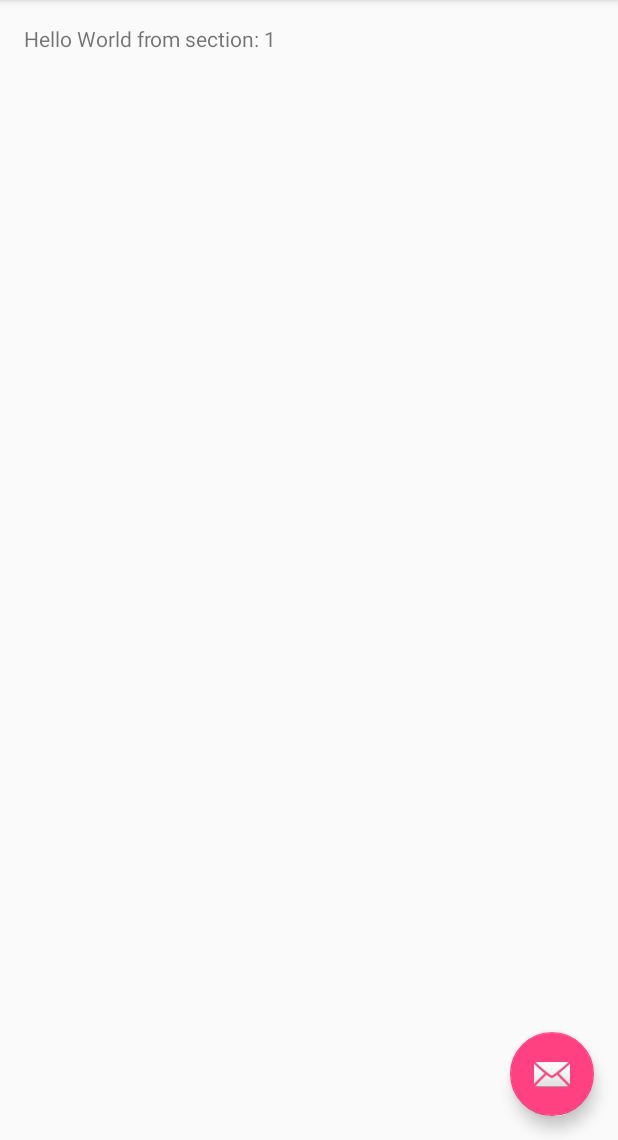
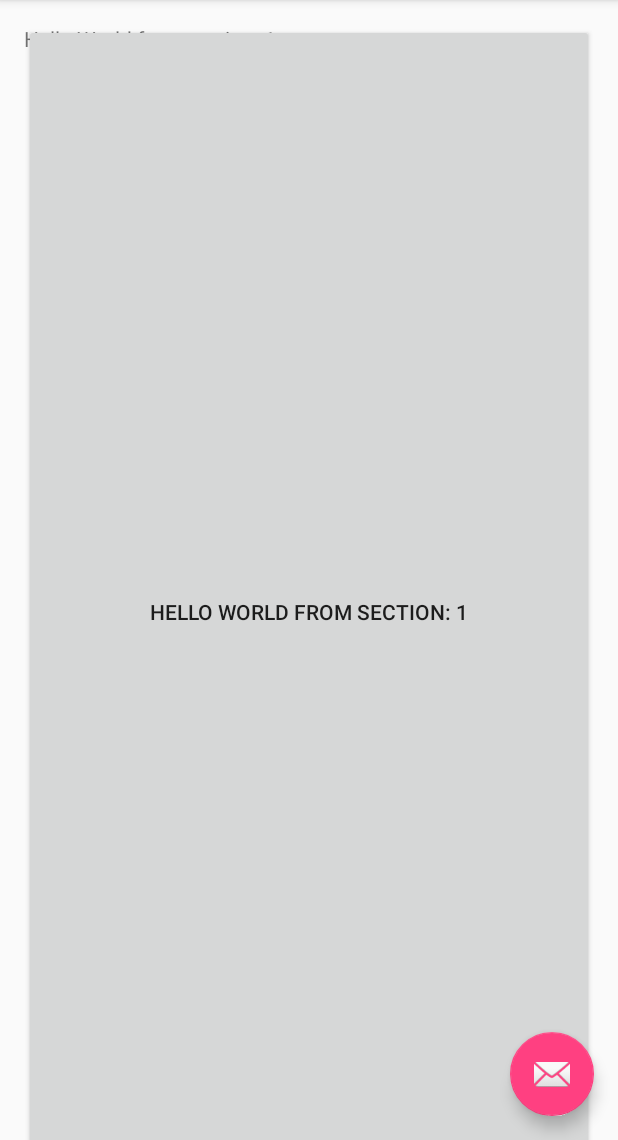
Before and after one commit to bhychu0227/project1_softwawre, an Android app: the screen it shows after launch (MainActivity), on a phone screen of 412 x 824 dp, the part 96-1236 px from its top. Run offline under Robolectric (Android 15) with nearby library versions, the phone set to English and light mode, and no system bars.

Commit message:
Added button Changed number of screens to 6

```diff
--- a/app/src/main/java/com/example/computer_pc/project1/MainActivity.java
+++ b/app/src/main/java/com/example/computer_pc/project1/MainActivity.java
@@ -18,6 +18,7 @@ import android.view.View;
 import android.view.ViewGroup;
 
 import android.widget.TextView;
+import android.widget.Button;
 
 public class MainActivity extends AppCompatActivity {
 
@@ -43,6 +44,7 @@ public class MainActivity extends AppCompatActivity {
 
         Toolbar toolbar = (Toolbar) findViewById(R.id.toolbar);
         setSupportActionBar(toolbar);
+
         // Create the adapter that will return a fragment for each of the three
         // primary sections of the activity.
         mSectionsPagerAdapter = new SectionsPagerAdapter(getSupportFragmentManager());
@@ -114,9 +116,19 @@ public class MainActivity extends AppCompatActivity {
         @Override
         public View onCreateView(LayoutInflater inflater, ViewGroup container,
                                  Bundle savedInstanceState) {
-            View rootView = inflater.inflate(R.layout.fragment_main, container, false);
+            final View rootView = inflater.inflate(R.layout.fragment_main, container, false);
             TextView textView = (TextView) rootView.findViewById(R.id.section_label);
             textView.setText(getString(R.string.section_format, getArguments().getInt(ARG_SECTION_NUMBER)));
+
+            final Button button = (Button) rootView.findViewById(R.id.button_label);
+            button.setText(getString(R.string.section_format, getArguments().getInt(ARG_SECTION_NUMBER)));
+            button.bringToFront();
+            button.setOnClickListener(new View.OnClickListener() {
+                public void onClick(View v) {
+
+                }
+            });
+
             return rootView;
         }
     }
@@ -141,14 +153,14 @@ public class MainActivity extends AppCompatActivity {
         @Override
         public int getCount() {
             // Show 3 total pages.
-            return 3;
+            return 6;
         }
 
         @Override
         public CharSequence getPageTitle(int position) {
             switch (position) {
                 case 0:
-                    return "SECTION 1";
+                    return "SECTION 1 ASDFASDF";
                 case 1:
                     return "SECTION 2";
                 case 2:
--- a/app/src/main/res/layout/fragment_main.xml
+++ b/app/src/main/res/layout/fragment_main.xml
@@ -13,4 +13,13 @@
         android:layout_width="wrap_content"
         android:layout_height="wrap_content" />
 
+    <Button
+        android:id="@+id/button_label"
+        android:layout_width="wrap_content"
+        android:layout_height="wrap_content"
+        android:layout_alignParentBottom="true"
+        android:layout_alignParentEnd="true"
+        android:layout_alignParentTop="true"
+        android:layout_alignParentStart="true" />
+
 </RelativeLayout>
```
